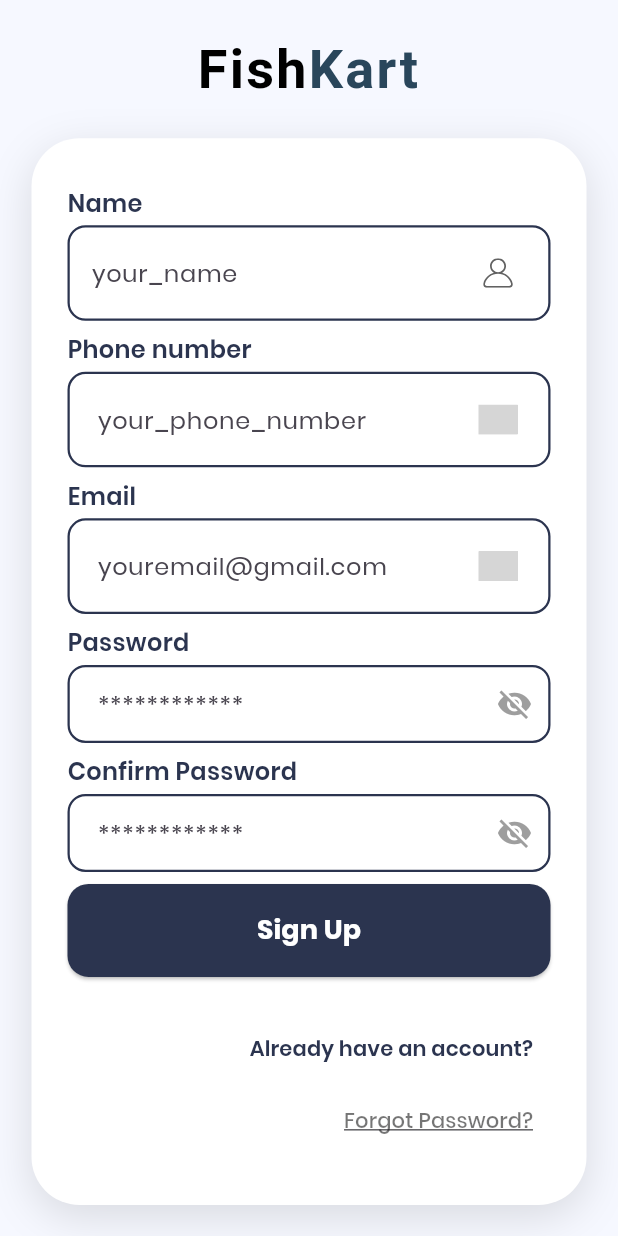
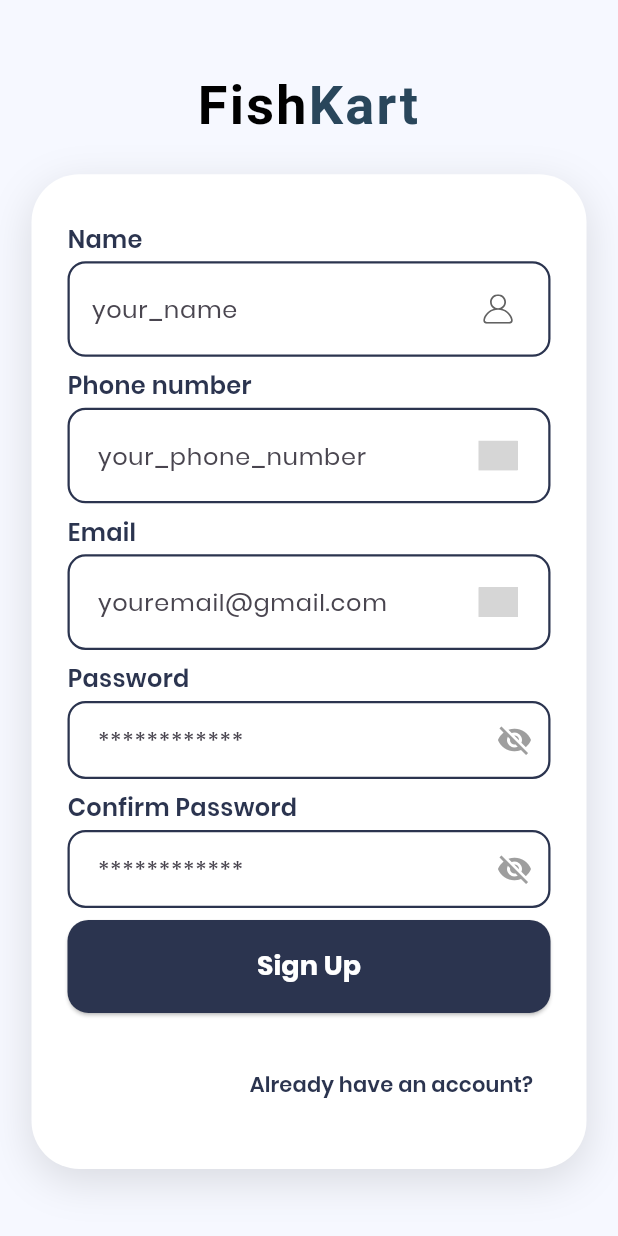
Before and after one commit to Afnanafsal/nexoEShopee, a Flutter app: the screen it shows after launch, after a tap on "Sign Up", on a phone screen of 412 x 824 dp. Run offline on Flutter 3.47's test engine with Material 3 defaults, Android fonts, the phone set to English and light mode, and no system bars; our stand-ins replace cloud_firestore, firebase_auth, firebase_core, flutter_rating_bar, flutter_riverpod, flutter_svg and 9 more; missing offline and left inert: enum_to_string, flutter_facebook_auth; accounts and stored records are empty; grey boxes are pictures that could not be loaded.

Commit message:
refactor: Remove unused "Forgot Password?" button from SignUp screen

```diff
--- a/lib/screens/sign_up/components/body.dart
+++ b/lib/screens/sign_up/components/body.dart
@@ -79,19 +79,7 @@ class Body extends StatelessWidget {
                                 ),
                               ),
                             ),
-                            TextButton(
-                              onPressed: () {
-                                // TODO: Navigate to forgot password screen
-                              },
-                              child: Text(
-                                "Forgot Password?",
-                                style: TextStyle(
-                                  color: Colors.black54,
-                                  fontSize: 14,
-                                  decoration: TextDecoration.underline,
-                                ),
-                              ),
-                            ),
+
                           ],
                         ),
                       ],
```
Also changed, not shown: lib/screens/forgot_password/components/body.dart (+9 -3 lines).
